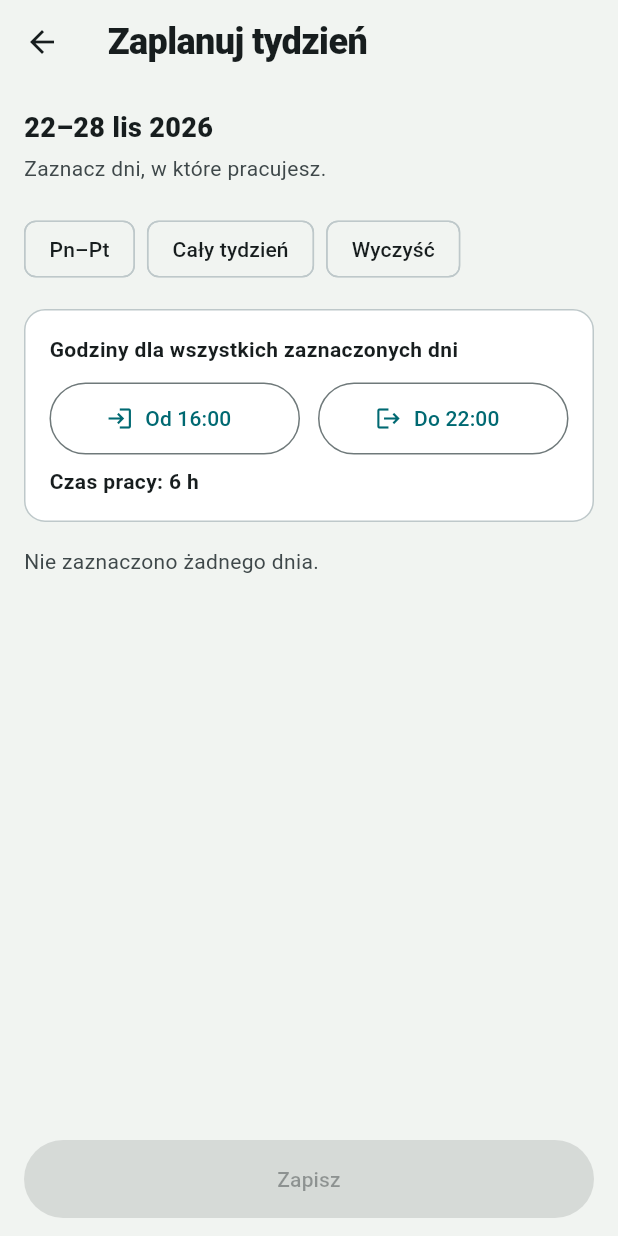
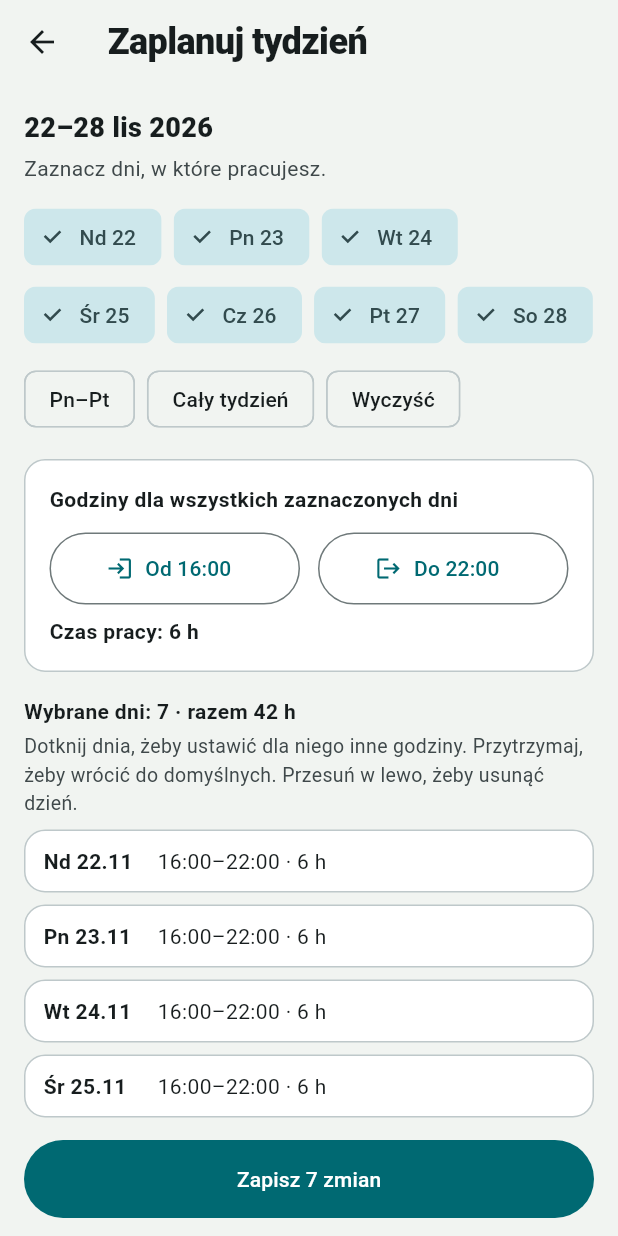
Before and after one commit to arekgrabka90/RITMO, a Flutter app: the BulkPlanScreen screen opened directly with empty values, after a tap on "Cały tydzień", on a phone screen of 412 x 824 dp. Run offline on Flutter 3.47's test engine with Material 3 defaults, Android fonts, the phone set to English and light mode, and no system bars; our stand-ins replace file_picker, fl_chart, share_plus, shared_preferences, sqflite; accounts and stored records are empty.

Commit message:
Grafik: pierwszy dzień tygodnia z ustawień, dotknięcie/przytrzymanie/przesunięcie zamiast przycisków, przesunięcie palcem zmienia tydzień i miesiąc

```diff
--- a/napiwnik/lib/screens/bulk_plan.dart
+++ b/napiwnik/lib/screens/bulk_plan.dart
@@ -2,7 +2,7 @@ import 'package:flutter/material.dart';
 import 'package:intl/intl.dart';
 
 import '../dates.dart';
-import '../planning.dart' hide weekDays;
+import '../planning.dart';
 import '../store.dart';
 import '../theme.dart';
 import '../util.dart';
@@ -12,9 +12,11 @@ enum BulkMode { week, month }
 
 /// Planowanie wielu zmian naraz: zaznaczasz dni (tydzień albo miesiąc), ustawiasz godziny
 /// wspólne dla wszystkich i ewentualnie poprawiasz pojedyncze dni (godziny niestandardowe).
+/// Na liście dni: dotknięcie zmienia godziny dnia, przytrzymanie przywraca domyślne, a
+/// przesunięcie w lewo usuwa dzień z zaznaczenia.
 class BulkPlanScreen extends StatefulWidget {
   final BulkMode mode;
-  final DateTime anchor; // poniedziałek tygodnia albo pierwszy dzień miesiąca
+  final DateTime anchor; // pierwszy dzień tygodnia albo pierwszy dzień miesiąca
   const BulkPlanScreen({super.key, required this.mode, required this.anchor});
 
   @override
@@ -80,11 +82,21 @@ class _BulkPlanScreenState extends State<BulkPlanScreen> {
     });
   }
 
+  Widget _weekdayChip(int wd) {
+    final ds = daysOfWeekdayInMonth(widget.anchor, wd);
+    return FilterChip(
+      label: Text(weekdayShort[wd - 1]),
+      selected: ds.isNotEmpty && ds.every(_days.contains),
+      onSelected: (_) => _toggleWeekday(wd),
+    );
+  }
+
   Future<void> _editDay(DateTime d) async {
     final cur = _own[d] ?? _default;
-    final s = await pickTimeMin(context, cur.start, help: 'Początek zmiany: ${DateFormat('d.MM', 'pl').format(d)}');
+    final label = DateFormat('d.MM', 'pl').format(d);
+    final s = await pickTimeMin(context, cur.start, help: 'Początek zmiany: $label');
     if (s == null || !mounted) return;
-    final e = await pickTimeMin(context, cur.end, help: 'Koniec zmiany: ${DateFormat('d.MM', 'pl').format(d)}');
+    final e = await pickTimeMin(context, cur.end, help: 'Koniec zmiany: $label');
     if (e == null || !mounted) return;
     if (s == e) {
       _toast('Początek i koniec zmiany nie mogą być takie same.');
@@ -128,6 +140,7 @@ class _BulkPlanScreenState extends State<BulkPlanScreen> {
     final sorted = _days.toList()..sort();
     final totalMin = sorted.fold<int>(0, (sum, d) => sum + (_own[d] ?? _default).minutes);
     final clash = sorted.where((d) => store.shifts.any((x) => sameDay(x.date, d))).length;
+    final weekDaysList = weekDays(widget.anchor);
 
     return Scaffold(
       appBar: AppBar(title: Text(isWeek ? 'Zaplanuj tydzień' : 'Zaplanuj miesiąc')),
@@ -161,7 +174,7 @@ class _BulkPlanScreenState extends State<BulkPlanScreen> {
               spacing: 8,
               runSpacing: 4,
               children: [
-                for (final d in weekDays(widget.anchor))
+                for (final d in weekDaysList)
                   FilterChip(
                     label: Text('${weekdayShort[d.weekday - 1]} ${d.day}'),
                     selected: _days.contains(d),
@@ -175,11 +188,11 @@ class _BulkPlanScreenState extends State<BulkPlanScreen> {
               children: [
                 ActionChip(
                   label: const Text('Pn–Pt'),
-                  onPressed: () => _setDays(weekDays(widget.anchor).take(5)),
+                  onPressed: () => _setDays(weekDaysList.where((d) => d.weekday <= DateTime.friday)),
                 ),
                 ActionChip(
                   label: const Text('Cały tydzień'),
-                  onPressed: () => _setDays(weekDays(widget.anchor)),
+                  onPressed: () => _setDays(weekDaysList),
                 ),
                 ActionChip(label: const Text('Wyczyść'), onPressed: () => _setDays(const [])),
               ],
@@ -189,6 +202,7 @@ class _BulkPlanScreenState extends State<BulkPlanScreen> {
               month: widget.anchor,
               today: today,
               selected: _days,
+              weekStartDay: store.weekStartDay,
               shiftsOn: (d) => store.shifts.where((x) => sameDay(x.date, d)).toList(),
               onTap: _toggle,
             ),
@@ -197,15 +211,7 @@ class _BulkPlanScreenState extends State<BulkPlanScreen> {
               spacing: 8,
               runSpacing: 4,
               children: [
-                for (var wd = 1; wd <= 7; wd++)
-                  FilterChip(
-                    label: Text(weekdayShort[wd - 1]),
-                    selected: () {
-                      final ds = daysOfWeekdayInMonth(widget.anchor, wd);
-                      return ds.isNotEmpty && ds.every(_days.contains);
-                    }(),
-                    onSelected: (_) => _toggleWeekday(wd),
-                  ),
+                for (var i = 0; i < 7; i++) _weekdayChip(((store.weekStartDay - 1 + i) % 7) + 1),
                 ActionChip(label: const Text('Wyczyść'), onPressed: () => _setDays(const [])),
               ],
             ),
@@ -247,17 +253,37 @@ class _BulkPlanScreenState extends State<BulkPlanScreen> {
               style: const TextStyle(fontWeight: FontWeight.w700),
             ),
             const SizedBox(height: 4),
-            Text('Dotknij dnia, żeby ustawić dla niego inne godziny.',
-                style: TextStyle(color: s.onSurfaceVariant, fontSize: 13)),
+            Text(
+              'Dotknij dnia, żeby ustawić dla niego inne godziny. Przytrzymaj, żeby wrócić do domyślnych. Przesuń w lewo, żeby usunąć dzień.',
+              style: TextStyle(color: s.onSurfaceVariant, fontSize: 13),
+            ),
             const SizedBox(height: 8),
             for (final d in sorted)
-              Padding(
+              Dismissible(
+                key: ValueKey('bulk-${dayKey(d)}'),
+                direction: DismissDirection.endToStart,
+                background: Container(
+                  alignment: Alignment.centerRight,
+                  padding: const EdgeInsets.only(right: 20),
+                  margin: const EdgeInsets.only(bottom: 8),
+                  decoration: BoxDecoration(
+                    color: s.errorContainer,
+                    borderRadius: BorderRadius.circular(14),
+                  ),
+                  child: Icon(Icons.close, color: s.onErrorContainer),
+                ),
+                onDismissed: (_) => setState(() {
+                  _days.remove(d);
+                  _own.remove(d);
+                }),
+                child: Padding(
                   padding: const EdgeInsets.only(bottom: 8),
                   child: InkWell(
                     borderRadius: BorderRadius.circular(14),
                     onTap: () => _editDay(d),
+                    onLongPress: _own.containsKey(d) ? () => setState(() => _own.remove(d)) : null,
                     child: Panel(
-                    padding: const EdgeInsets.symmetric(horizontal: 12, vertical: 8),
+                      padding: const EdgeInsets.symmetric(horizontal: 12, vertical: 10),
                       child: Row(
                         children: [
                           SizedBox(
@@ -281,21 +307,8 @@ class _BulkPlanScreenState extends State<BulkPlanScreen> {
                               ],
                             ),
                           ),
-                        if (_own.containsKey(d))
-                          IconButton(
-                            tooltip: 'Użyj godzin domyślnych',
-                            icon: const Icon(Icons.undo),
-                            onPressed: () => setState(() => _own.remove(d)),
+                        ],
                       ),
-                        IconButton(
-                          tooltip: 'Usuń dzień',
-                          icon: const Icon(Icons.close),
-                          onPressed: () => setState(() {
-                            _days.remove(d);
-                            _own.remove(d);
-                          }),
-                        ),
-                      ],
                     ),
                   ),
                 ),
```
Also changed, not shown: napiwnik/lib/screens/schedule.dart (+118 -93 lines), napiwnik/lib/widgets.dart (+16 -7 lines). Lines whose indentation alone changed are shown as unchanged.
